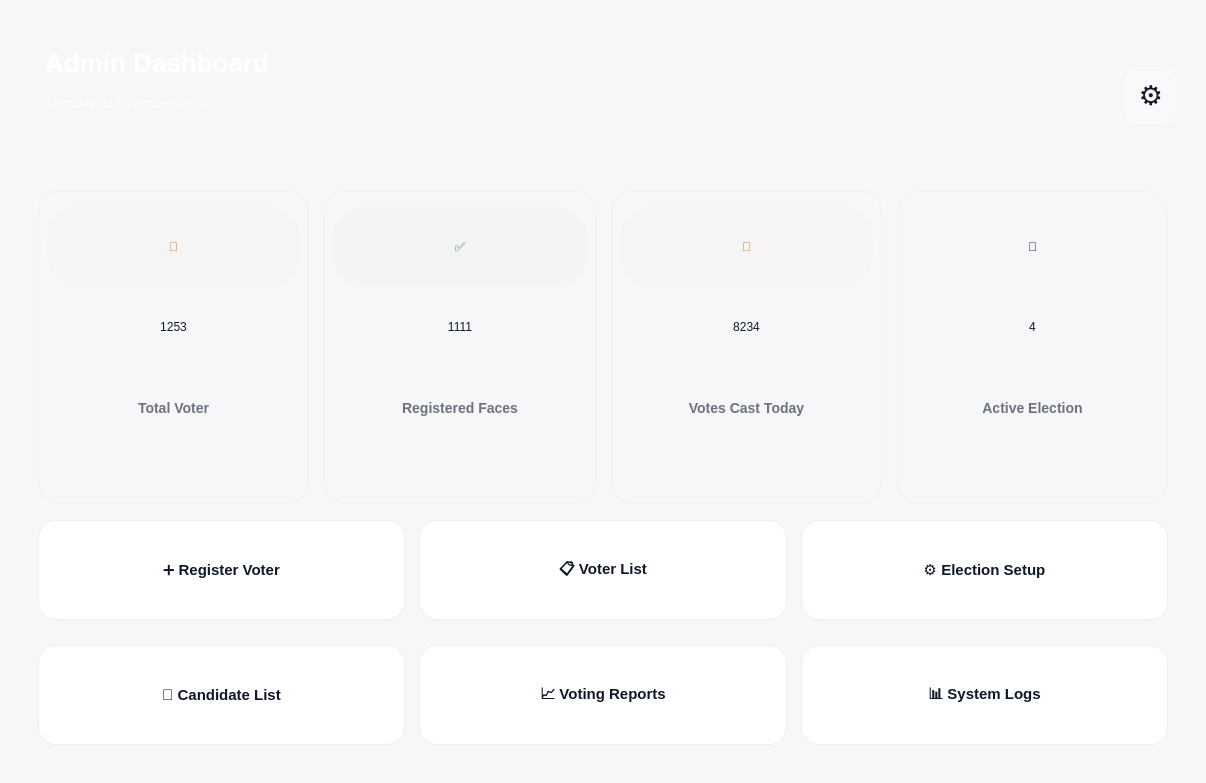
Qt form software/main.ui (SazidAhmedEkram/smart-evm) before a commit.
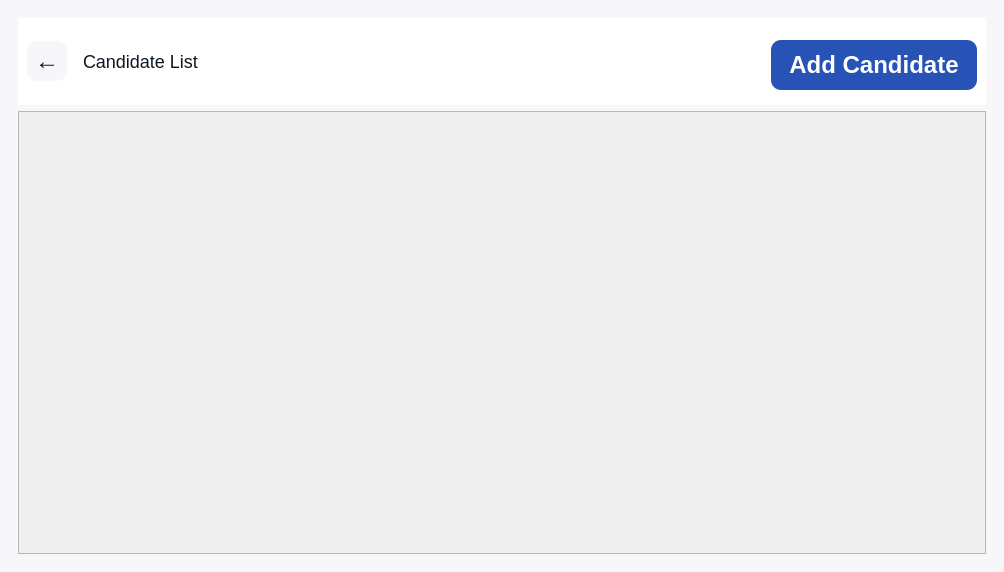
The same form after that commit. The open tabs and pages were chosen to show the change. Icons and pictures are not drawn.

Commit message: Added the candidate list

Patch:
```diff
--- a/software/main.ui
+++ b/software/main.ui
@@ -6,8 +6,8 @@
    <rect>
     <x>0</x>
     <y>0</y>
-    <width>1206</width>
-    <height>783</height>
+    <width>1004</width>
+    <height>572</height>
    </rect>
   </property>
   <property name="sizePolicy">
@@ -53,7 +53,7 @@
 	
 }</string>
    </property>
-   <layout class="QHBoxLayout" name="horizontalLayout_3">
+   <layout class="QVBoxLayout" name="verticalLayout_7">
     <property name="spacing">
      <number>-1</number>
     </property>
@@ -1141,6 +1141,304 @@
         </item>
        </layout>
       </widget>
+      <widget class="QWidget" name="page3">
+       <layout class="QGridLayout" name="gridLayout_9">
+        <item row="0" column="0">
+         <widget class="QFrame" name="topBar2_2">
+          <property name="sizePolicy">
+           <sizepolicy hsizetype="Preferred" vsizetype="Preferred">
+            <horstretch>0</horstretch>
+            <verstretch>0</verstretch>
+           </sizepolicy>
+          </property>
+          <property name="minimumSize">
+           <size>
+            <width>0</width>
+            <height>87</height>
+           </size>
+          </property>
+          <property name="styleSheet">
+           <string notr="true">background-color: rgb(255, 255, 255);
+</string>
+          </property>
+          <layout class="QHBoxLayout" name="horizontalLayout_5">
+           <item>
+            <widget class="QPushButton" name="backbtn2">
+             <property name="sizePolicy">
+              <sizepolicy hsizetype="Expanding" vsizetype="Expanding">
+               <horstretch>0</horstretch>
+               <verstretch>0</verstretch>
+              </sizepolicy>
+             </property>
+             <property name="minimumSize">
+              <size>
+               <width>40</width>
+               <height>40</height>
+              </size>
+             </property>
+             <property name="maximumSize">
+              <size>
+               <width>40</width>
+               <height>40</height>
+              </size>
+             </property>
+             <property name="sizeIncrement">
+              <size>
+               <width>40</width>
+               <height>40</height>
+              </size>
+             </property>
+             <property name="font">
+              <font>
+               <family>Segoe UI</family>
+               <pointsize>18</pointsize>
+               <bold>false</bold>
+              </font>
+             </property>
+             <property name="styleSheet">
+              <string notr="true">QPushButton {
+border-radius: 10px;
+  background: rgb(247, 247, 250);;
+}
+
+QPushButton:hover {
+   background: rgba(0,0,0,0.04);
+}
+
+QPushButton:pressed {
+    background: rgb(222, 226, 236)
+}
+</string>
+             </property>
+             <property name="text">
+              <string>←</string>
+             </property>
+            </widget>
+           </item>
+           <item>
+            <widget class="QLabel" name="label_23">
+             <property name="font">
+              <font>
+               <family>Segoe UI</family>
+               <pointsize>-1</pointsize>
+               <italic>false</italic>
+               <bold>false</bold>
+              </font>
+             </property>
+             <property name="styleSheet">
+              <string notr="true">color: #0f1724; /* dark slate */
+  padding-left: 6px;
+font: 18px;</string>
+             </property>
+             <property name="text">
+              <string>Candidate List</string>
+             </property>
+            </widget>
+           </item>
+           <item>
+            <widget class="QPushButton" name="save1_2">
+             <property name="sizePolicy">
+              <sizepolicy hsizetype="Preferred" vsizetype="Preferred">
+               <horstretch>0</horstretch>
+               <verstretch>0</verstretch>
+              </sizepolicy>
+             </property>
+             <property name="minimumSize">
+              <size>
+               <width>0</width>
+               <height>50</height>
+              </size>
+             </property>
+             <property name="maximumSize">
+              <size>
+               <width>206</width>
+               <height>43</height>
+              </size>
+             </property>
+             <property name="font">
+              <font>
+               <family>Segoe UI</family>
+               <pointsize>18</pointsize>
+               <italic>false</italic>
+               <bold>true</bold>
+              </font>
+             </property>
+             <property name="styleSheet">
+              <string notr="true">QPushButton {
+border-radius: 10px;
+  background:rgb(38, 83, 181);
+color: White;
+
+}
+
+QPushButton:hover {
+   background: rgb(34, 72, 145);
+}
+
+QPushButton:pressed {
+    background: rgb(23, 48, 96)
+}
+</string>
+             </property>
+             <property name="text">
+              <string>Add Candidate</string>
+             </property>
+            </widget>
+           </item>
+          </layout>
+         </widget>
+        </item>
+        <item row="1" column="0">
+         <widget class="QScrollArea" name="scrollArea_2">
+          <property name="enabled">
+           <bool>true</bool>
+          </property>
+          <property name="sizePolicy">
+           <sizepolicy hsizetype="Preferred" vsizetype="Preferred">
+            <horstretch>1</horstretch>
+            <verstretch>1</verstretch>
+           </sizepolicy>
+          </property>
+          <property name="minimumSize">
+           <size>
+            <width>0</width>
+            <height>0</height>
+           </size>
+          </property>
+          <property name="focusPolicy">
+           <enum>Qt::FocusPolicy::StrongFocus</enum>
+          </property>
+          <property name="layoutDirection">
+           <enum>Qt::LayoutDirection::LeftToRight</enum>
+          </property>
+          <property name="styleSheet">
+           <string notr="true">QScrollArea {
+    border: none;                 /* Removes default border */
+    background: transparent;      /* Makes scroll area background clean */
+}
+
+QScrollArea &gt; QWidget &gt; QWidget {
+    background: transparent;      /* Keeps the inside background transparent */
+}
+
+/* ScrollBar Styling */
+QScrollBar:vertical {
+    background: transparent;
+    width: 10px;
+    margin: 0px;
+    border-radius: 5px;
+}
+
+QScrollBar::handle:vertical {
+    background: rgba(120, 130, 150, 0.4); /* subtle modern handle */
+    min-height: 30px;
+    border-radius: 5px;
+}
+
+QScrollBar::handle:vertical:hover {
+    background: rgba(120, 130, 150, 0.6); /* hover effect */
+}
+
+QScrollBar::add-line:vertical,
+QScrollBar::sub-line:vertical {
+    background: transparent;
+    height: 0px;
+}
+
+QScrollBar::add-page:vertical,
+QScrollBar::sub-page:vertical {
+    background: transparent;
+}
+
+/* Horizontal ScrollBar (if needed) */
+QScrollBar:horizontal {
+    background: transparent;
+    height: 10px;
+    border-radius: 5px;
+}
+
+QScrollBar::handle:horizontal {
+    background: rgba(120, 130, 150, 0.4);
+    min-width: 30px;
+    border-radius: 5px;
+}
+
+QScrollBar::handle:horizontal:hover {
+    background: rgba(120, 130, 150, 0.6);
+}
+
+QScrollBar::add-line:horizontal,
+QScrollBar::sub-line:horizontal {
+    background: transparent;
+    width: 0px;
+}
+
+QScrollBar::add-page:horizontal,
+QScrollBar::sub-page:horizontal {
+    background: transparent;
+}
+</string>
+          </property>
+          <property name="verticalScrollBarPolicy">
+           <enum>Qt::ScrollBarPolicy::ScrollBarAsNeeded</enum>
+          </property>
+          <property name="horizontalScrollBarPolicy">
+           <enum>Qt::ScrollBarPolicy::ScrollBarAsNeeded</enum>
+          </property>
+          <property name="sizeAdjustPolicy">
+           <enum>QAbstractScrollArea::SizeAdjustPolicy::AdjustToContents</enum>
+          </property>
+          <property name="widgetResizable">
+           <bool>true</bool>
+          </property>
+          <property name="alignment">
+           <set>Qt::AlignmentFlag::AlignCenter</set>
+          </property>
+          <widget class="QWidget" name="scrollAreaWidgetContents_3">
+           <property name="geometry">
+            <rect>
+             <x>0</x>
+             <y>0</y>
+             <width>956</width>
+             <height>427</height>
+            </rect>
+           </property>
+           <property name="sizePolicy">
+            <sizepolicy hsizetype="Expanding" vsizetype="Expanding">
+             <horstretch>0</horstretch>
+             <verstretch>0</verstretch>
+            </sizepolicy>
+           </property>
+           <property name="minimumSize">
+            <size>
+             <width>0</width>
+             <height>0</height>
+            </size>
+           </property>
+           <property name="maximumSize">
+            <size>
+             <width>1010</width>
+             <height>605</height>
+            </size>
+           </property>
+           <layout class="QGridLayout" name="gridLayout_8">
+            <item row="0" column="0">
+             <widget class="QWidget" name="cardsContainer" native="true">
+              <layout class="QVBoxLayout" name="verticalLayout_10">
+               <item>
+                <widget class="QWidget" name="cardsLayout" native="true">
+                 <layout class="QFormLayout" name="formLayout"/>
+                </widget>
+               </item>
+              </layout>
+             </widget>
+            </item>
+           </layout>
+          </widget>
+         </widget>
+        </item>
+       </layout>
+      </widget>
       <widget class="QWidget" name="page_1">
        <layout class="QVBoxLayout" name="verticalLayout_3">
         <item>
```
The commit also changes 7 other files.
